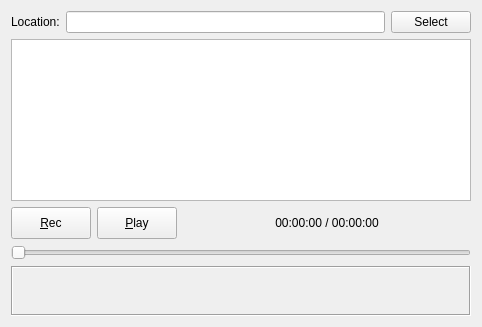
gqrx-sdr/gqrx, file src/qtgui/iq_tool.ui: the form before one commit.
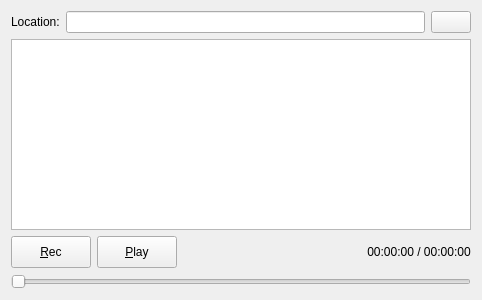
The form after the commit. Icons and pictures are not drawn.

What changed in the file:
```diff
--- a/src/qtgui/iq_tool.ui
+++ b/src/qtgui/iq_tool.ui
@@ -7,7 +7,7 @@
     <x>0</x>
     <y>0</y>
     <width>482</width>
-    <height>327</height>
+    <height>300</height>
    </rect>
   </property>
   <property name="sizePolicy">
@@ -44,6 +44,12 @@
        <property name="enabled">
         <bool>true</bool>
        </property>
+       <property name="sizePolicy">
+        <sizepolicy hsizetype="MinimumExpanding" vsizetype="Preferred">
+         <horstretch>0</horstretch>
+         <verstretch>0</verstretch>
+        </sizepolicy>
+       </property>
        <property name="toolTip">
         <string>Enter a different location or use the select button</string>
        </property>
@@ -55,7 +61,7 @@
         <bool>true</bool>
        </property>
        <property name="sizePolicy">
-        <sizepolicy hsizetype="Minimum" vsizetype="Fixed">
+        <sizepolicy hsizetype="Preferred" vsizetype="Preferred">
          <horstretch>0</horstretch>
          <verstretch>0</verstretch>
         </sizepolicy>
@@ -64,7 +70,11 @@
         <string>Select a different location</string>
        </property>
        <property name="text">
-        <string>Select</string>
+        <string/>
+       </property>
+       <property name="icon">
+        <iconset theme="folder-open-symbolic">
+         <normaloff>.</normaloff>.</iconset>
        </property>
        <property name="autoDefault">
         <bool>false</bool>
@@ -90,6 +100,12 @@
        <property name="enabled">
         <bool>true</bool>
        </property>
+       <property name="sizePolicy">
+        <sizepolicy hsizetype="Preferred" vsizetype="Preferred">
+         <horstretch>0</horstretch>
+         <verstretch>0</verstretch>
+        </sizepolicy>
+       </property>
        <property name="minimumSize">
         <size>
          <width>32</width>
@@ -122,6 +138,12 @@
      </item>
      <item>
       <widget class="QPushButton" name="playButton">
+       <property name="sizePolicy">
+        <sizepolicy hsizetype="Preferred" vsizetype="Preferred">
+         <horstretch>0</horstretch>
+         <verstretch>0</verstretch>
+        </sizepolicy>
+       </property>
        <property name="minimumSize">
         <size>
          <width>32</width>
@@ -175,23 +197,16 @@
        </property>
       </widget>
      </item>
-     <item>
-      <spacer name="horizontalSpacer_2">
-       <property name="orientation">
-        <enum>Qt::Horizontal</enum>
-       </property>
-       <property name="sizeHint" stdset="0">
-        <size>
-         <width>40</width>
-         <height>20</height>
-        </size>
-       </property>
-      </spacer>
-     </item>
     </layout>
    </item>
    <item>
     <widget class="QSlider" name="slider">
+     <property name="sizePolicy">
+      <sizepolicy hsizetype="MinimumExpanding" vsizetype="Preferred">
+       <horstretch>0</horstretch>
+       <verstretch>0</verstretch>
+      </sizepolicy>
+     </property>
      <property name="toolTip">
       <string>Seek forward and backward in I/Q file</string>
      </property>
@@ -209,22 +224,6 @@
      </property>
     </widget>
    </item>
-   <item>
-    <widget class="QFrame" name="frame">
-     <property name="minimumSize">
-      <size>
-       <width>0</width>
-       <height>50</height>
-      </size>
-     </property>
-     <property name="frameShape">
-      <enum>QFrame::Box</enum>
-     </property>
-     <property name="frameShadow">
-      <enum>QFrame::Sunken</enum>
-     </property>
-    </widget>
-   </item>
   </layout>
  </widget>
  <resources>
```
Left out of the diff: 10 changed lines with no effect on the pictures.
